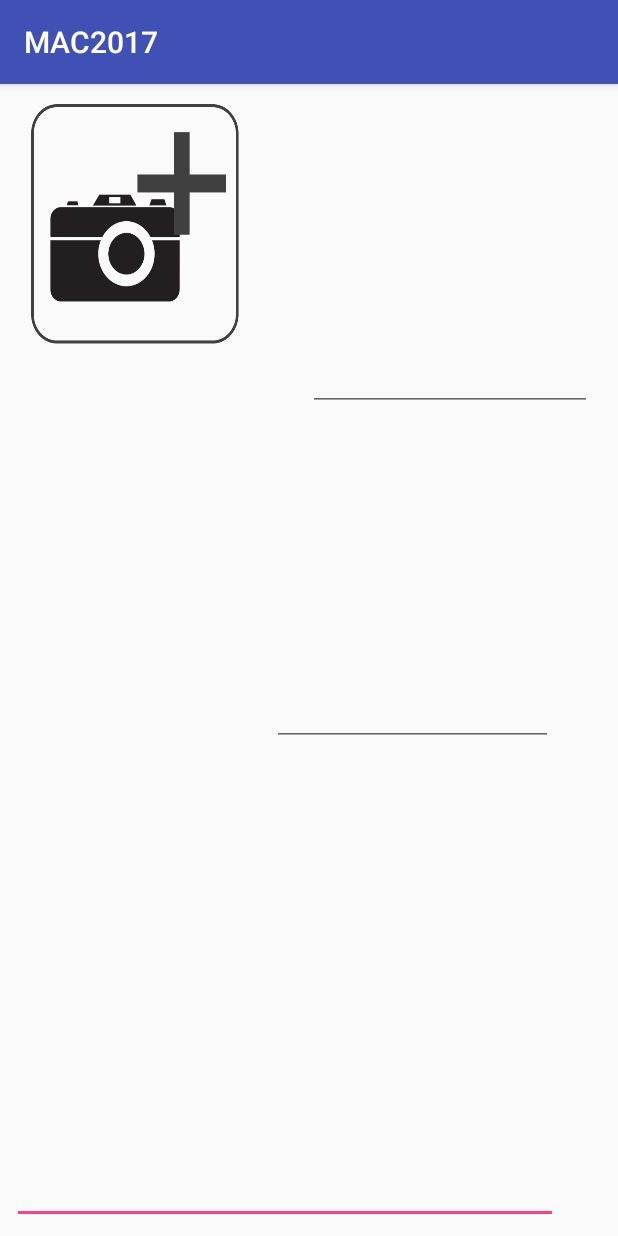
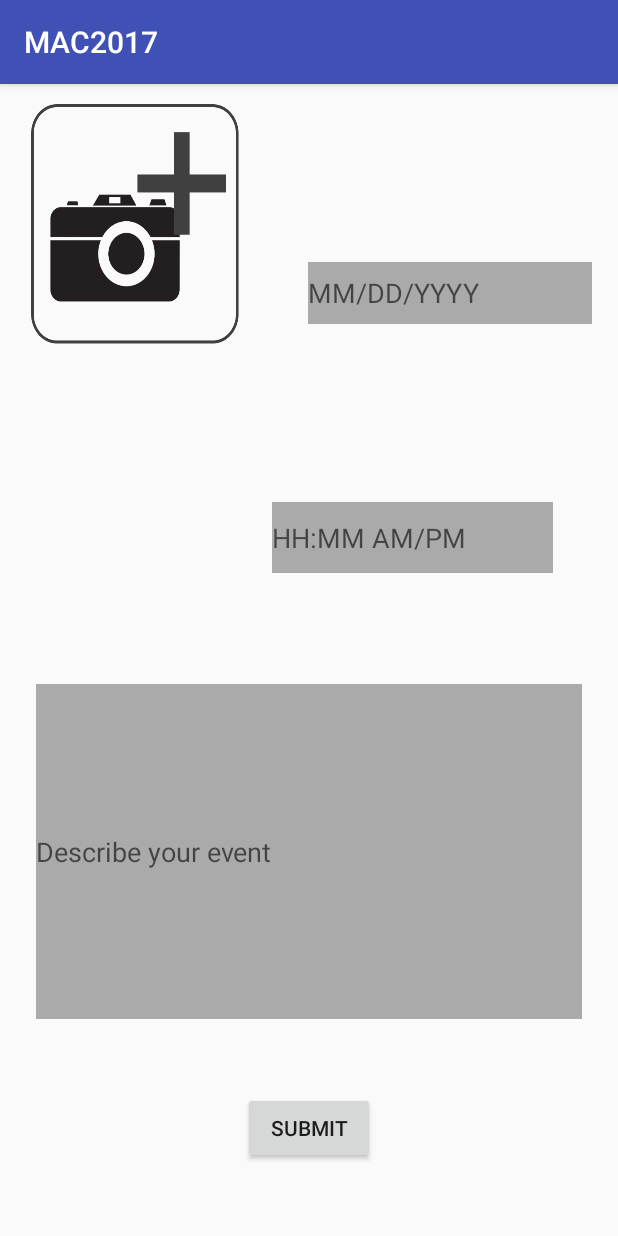
Before and after one commit to AmarSaini/MAC-2017, an Android app: the Submit screen opened directly, with no data from a screen before it, on a phone screen of 412 x 824 dp. Run offline under Robolectric (Android 15) with nearby library versions, the phone set to English and light mode, and no system bars.

Commit message:
submission page

```diff
--- a/MAC2017/app/src/main/res/layout/activity_submit.xml
+++ b/MAC2017/app/src/main/res/layout/activity_submit.xml
@@ -26,40 +26,66 @@
         android:id="@+id/editText5"
         android:layout_width="364dp"
         android:layout_height="223dp"
+        android:layout_marginBottom="16dp"
+        android:layout_marginLeft="8dp"
+        android:layout_marginRight="8dp"
+        android:layout_marginTop="8dp"
+        android:background="@android:color/darker_gray"
         android:ems="10"
+        android:hint="Describe your event"
         android:inputType="textMultiLine"
+        android:singleLine="false"
         app:layout_constraintBottom_toBottomOf="parent"
-        android:layout_marginBottom="8dp"
-        android:layout_marginLeft="8dp"
-        app:layout_constraintLeft_toLeftOf="parent" />
+        app:layout_constraintLeft_toLeftOf="parent"
+        app:layout_constraintRight_toRightOf="parent"
+        app:layout_constraintTop_toTopOf="parent"
+        app:layout_constraintVertical_bias="0.753" />
 
     <EditText
         android:id="@+id/editText6"
         android:layout_width="189dp"
         android:layout_height="41dp"
+        android:layout_marginBottom="8dp"
+        android:layout_marginLeft="8dp"
+        android:layout_marginRight="8dp"
+        android:layout_marginTop="8dp"
+        android:background="@android:color/darker_gray"
         android:ems="10"
+        android:hint="MM/DD/YYYY"
         android:inputType="date"
-        android:layout_marginRight="8dp"
+        app:layout_constraintBottom_toTopOf="@+id/editText7"
+        app:layout_constraintHorizontal_bias="0.955"
+        app:layout_constraintLeft_toLeftOf="parent"
         app:layout_constraintRight_toRightOf="parent"
-        android:layout_marginLeft="8dp"
-        app:layout_constraintLeft_toLeftOf="parent"
-        app:layout_constraintTop_toTopOf="parent"
-        android:layout_marginTop="8dp"
-        android:layout_marginBottom="8dp"
-        app:layout_constraintBottom_toTopOf="@+id/editText7"
-        app:layout_constraintHorizontal_bias="0.955" />
+        app:layout_constraintTop_toTopOf="parent" />
 
     <EditText
         android:id="@+id/editText7"
         android:layout_width="187dp"
         android:layout_height="47dp"
+        android:layout_marginBottom="74dp"
+        android:layout_marginLeft="9dp"
+        android:layout_marginRight="8dp"
+        android:background="@android:color/darker_gray"
         android:ems="10"
+        android:hint="HH:MM AM/PM"
         android:inputType="time"
+        app:layout_constraintBottom_toTopOf="@+id/editText5"
+        app:layout_constraintHorizontal_bias="0.0"
         app:layout_constraintLeft_toRightOf="@+id/button2"
-        android:layout_marginLeft="9dp"
-        android:layout_marginBottom="95dp"
-        app:layout_constraintBottom_toTopOf="@+id/editText5"
+        app:layout_constraintRight_toRightOf="parent" />
+
+    <Button
+        android:id="@+id/button3"
+        android:layout_width="wrap_content"
+        android:layout_height="wrap_content"
+        android:layout_marginBottom="8dp"
+        android:layout_marginLeft="8dp"
         android:layout_marginRight="8dp"
+        android:layout_marginTop="8dp"
+        android:text="Submit"
+        app:layout_constraintBottom_toBottomOf="parent"
+        app:layout_constraintLeft_toLeftOf="parent"
         app:layout_constraintRight_toRightOf="parent"
-        app:layout_constraintHorizontal_bias="0.0" />
+        app:layout_constraintTop_toBottomOf="@+id/editText5" />
 </android.support.constraint.ConstraintLayout>
```
